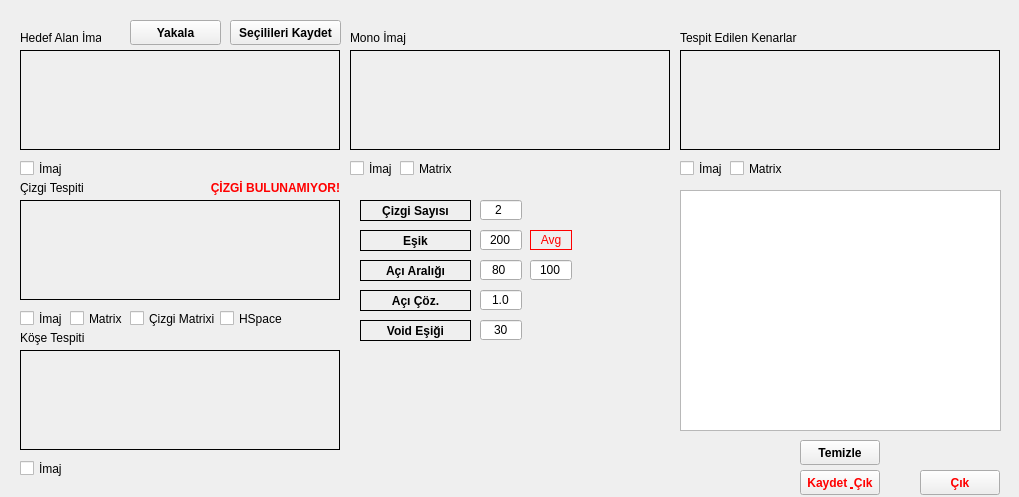
This is setupform.ui in alikanarya/JTW as Qt 5 draws it before an edit. The edited form follows.
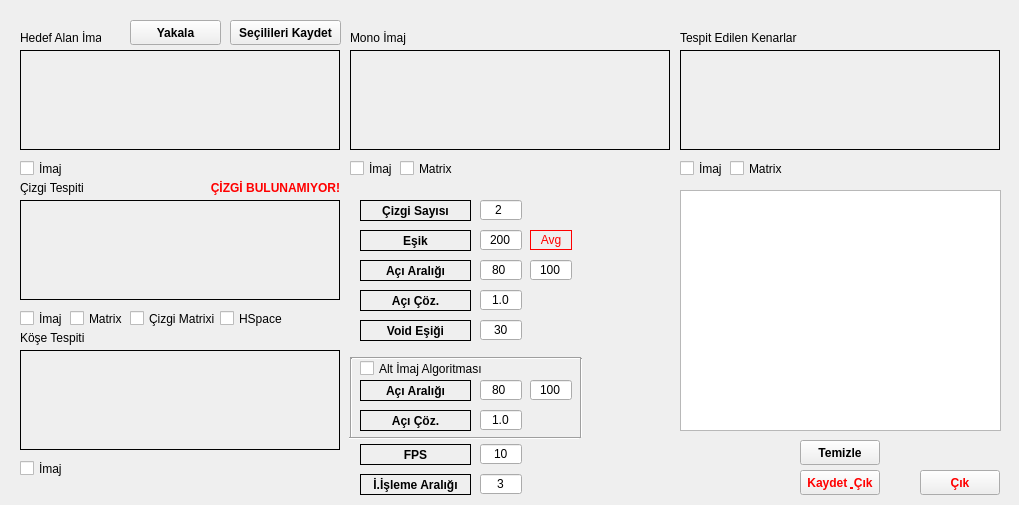
This is the edited form. Icons and pictures are not drawn.

```diff
--- a/setupform.ui
+++ b/setupform.ui
@@ -10,7 +10,7 @@
     <x>0</x>
     <y>0</y>
     <width>1019</width>
-    <height>497</height>
+    <height>505</height>
    </rect>
   </property>
   <property name="sizePolicy">
@@ -22,13 +22,13 @@
   <property name="minimumSize">
    <size>
     <width>1019</width>
-    <height>497</height>
+    <height>505</height>
    </size>
   </property>
   <property name="maximumSize">
    <size>
     <width>1019</width>
-    <height>497</height>
+    <height>505</height>
    </size>
   </property>
   <property name="contextMenuPolicy">
@@ -727,45 +727,266 @@
     <string>Temizle</string>
    </property>
   </widget>
-  <zorder>label_9</zorder>
-  <zorder>label_7</zorder>
-  <zorder>label_6</zorder>
-  <zorder>label_8</zorder>
-  <zorder>label_10</zorder>
-  <zorder>labelTarget</zorder>
-  <zorder>labelMono</zorder>
-  <zorder>labelEdge</zorder>
-  <zorder>labelHough</zorder>
-  <zorder>labelAnalyze</zorder>
-  <zorder>label</zorder>
-  <zorder>label_2</zorder>
-  <zorder>label_3</zorder>
-  <zorder>label_4</zorder>
-  <zorder>label_5</zorder>
-  <zorder>captureButton</zorder>
-  <zorder>checkSaveTarget</zorder>
-  <zorder>checkSaveMono</zorder>
-  <zorder>checkSaveEdge</zorder>
-  <zorder>checkSaveHough</zorder>
-  <zorder>checkSaveAnalyze</zorder>
-  <zorder>checkSaveMonoMatrix</zorder>
-  <zorder>checkSaveEdgeMatrix</zorder>
-  <zorder>checkSaveHoughMatrix</zorder>
-  <zorder>saveButton</zorder>
-  <zorder>checkSaveHoughLines</zorder>
-  <zorder>checkSaveHoughSpace</zorder>
-  <zorder>labelVoteAvg</zorder>
-  <zorder>labelPrimaryLine</zorder>
-  <zorder>plainTextEdit</zorder>
-  <zorder>saveExitButton</zorder>
-  <zorder>exitButton</zorder>
-  <zorder>clearButton</zorder>
-  <zorder>editHoughThetaMax</zorder>
-  <zorder>editHoughThetaMin</zorder>
-  <zorder>editHoughThreshold</zorder>
-  <zorder>editHoughThetaStep</zorder>
-  <zorder>editVoidThreshold</zorder>
-  <zorder>editHoughLineNo</zorder>
+  <widget class="QCheckBox" name="checkSubImage">
+   <property name="geometry">
+    <rect>
+     <x>360</x>
+     <y>360</y>
+     <width>181</width>
+     <height>17</height>
+    </rect>
+   </property>
+   <property name="text">
+    <string>Alt İmaj Algoritması</string>
+   </property>
+  </widget>
+  <widget class="QLabel" name="label_11">
+   <property name="geometry">
+    <rect>
+     <x>360</x>
+     <y>410</y>
+     <width>111</width>
+     <height>21</height>
+    </rect>
+   </property>
+   <property name="font">
+    <font>
+     <weight>75</weight>
+     <bold>true</bold>
+    </font>
+   </property>
+   <property name="frameShape">
+    <enum>QFrame::Box</enum>
+   </property>
+   <property name="text">
+    <string>Açı Çöz.</string>
+   </property>
+   <property name="alignment">
+    <set>Qt::AlignHCenter|Qt::AlignTop</set>
+   </property>
+  </widget>
+  <widget class="QLineEdit" name="editHoughThetaMinSub">
+   <property name="geometry">
+    <rect>
+     <x>480</x>
+     <y>380</y>
+     <width>42</width>
+     <height>20</height>
+    </rect>
+   </property>
+   <property name="inputMask">
+    <string>999; </string>
+   </property>
+   <property name="text">
+    <string>80</string>
+   </property>
+   <property name="alignment">
+    <set>Qt::AlignCenter</set>
+   </property>
+  </widget>
+  <widget class="QLabel" name="label_12">
+   <property name="geometry">
+    <rect>
+     <x>360</x>
+     <y>380</y>
+     <width>111</width>
+     <height>21</height>
+    </rect>
+   </property>
+   <property name="font">
+    <font>
+     <weight>75</weight>
+     <bold>true</bold>
+    </font>
+   </property>
+   <property name="frameShape">
+    <enum>QFrame::Box</enum>
+   </property>
+   <property name="text">
+    <string>Açı Aralığı</string>
+   </property>
+   <property name="alignment">
+    <set>Qt::AlignHCenter|Qt::AlignTop</set>
+   </property>
+  </widget>
+  <widget class="QLineEdit" name="editHoughThetaStepSub">
+   <property name="geometry">
+    <rect>
+     <x>480</x>
+     <y>410</y>
+     <width>42</width>
+     <height>20</height>
+    </rect>
+   </property>
+   <property name="inputMask">
+    <string>9.9; </string>
+   </property>
+   <property name="text">
+    <string>1.0</string>
+   </property>
+   <property name="alignment">
+    <set>Qt::AlignCenter</set>
+   </property>
+  </widget>
+  <widget class="QLineEdit" name="editHoughThetaMaxSub">
+   <property name="geometry">
+    <rect>
+     <x>530</x>
+     <y>380</y>
+     <width>42</width>
+     <height>20</height>
+    </rect>
+   </property>
+   <property name="inputMask">
+    <string>999; </string>
+   </property>
+   <property name="text">
+    <string>100</string>
+   </property>
+   <property name="alignment">
+    <set>Qt::AlignCenter</set>
+   </property>
+  </widget>
+  <widget class="Line" name="line">
+   <property name="geometry">
+    <rect>
+     <x>350</x>
+     <y>350</y>
+     <width>231</width>
+     <height>16</height>
+    </rect>
+   </property>
+   <property name="orientation">
+    <enum>Qt::Horizontal</enum>
+   </property>
+  </widget>
+  <widget class="Line" name="line_2">
+   <property name="geometry">
+    <rect>
+     <x>349</x>
+     <y>430</y>
+     <width>231</width>
+     <height>16</height>
+    </rect>
+   </property>
+   <property name="orientation">
+    <enum>Qt::Horizontal</enum>
+   </property>
+  </widget>
+  <widget class="Line" name="line_3">
+   <property name="geometry">
+    <rect>
+     <x>347</x>
+     <y>358</y>
+     <width>8</width>
+     <height>80</height>
+    </rect>
+   </property>
+   <property name="orientation">
+    <enum>Qt::Vertical</enum>
+   </property>
+  </widget>
+  <widget class="Line" name="line_4">
+   <property name="geometry">
+    <rect>
+     <x>577</x>
+     <y>358</y>
+     <width>8</width>
+     <height>80</height>
+    </rect>
+   </property>
+   <property name="orientation">
+    <enum>Qt::Vertical</enum>
+   </property>
+  </widget>
+  <widget class="QLabel" name="label_13">
+   <property name="geometry">
+    <rect>
+     <x>360</x>
+     <y>444</y>
+     <width>111</width>
+     <height>21</height>
+    </rect>
+   </property>
+   <property name="font">
+    <font>
+     <weight>75</weight>
+     <bold>true</bold>
+    </font>
+   </property>
+   <property name="frameShape">
+    <enum>QFrame::Box</enum>
+   </property>
+   <property name="text">
+    <string>FPS</string>
+   </property>
+   <property name="alignment">
+    <set>Qt::AlignHCenter|Qt::AlignTop</set>
+   </property>
+  </widget>
+  <widget class="QLabel" name="label_14">
+   <property name="geometry">
+    <rect>
+     <x>360</x>
+     <y>474</y>
+     <width>111</width>
+     <height>21</height>
+    </rect>
+   </property>
+   <property name="font">
+    <font>
+     <weight>75</weight>
+     <bold>true</bold>
+    </font>
+   </property>
+   <property name="frameShape">
+    <enum>QFrame::Box</enum>
+   </property>
+   <property name="text">
+    <string>İ.İşleme Aralığı</string>
+   </property>
+   <property name="alignment">
+    <set>Qt::AlignHCenter|Qt::AlignTop</set>
+   </property>
+  </widget>
+  <widget class="QLineEdit" name="editIPI">
+   <property name="geometry">
+    <rect>
+     <x>480</x>
+     <y>474</y>
+     <width>42</width>
+     <height>20</height>
+    </rect>
+   </property>
+   <property name="inputMask">
+    <string>9; </string>
+   </property>
+   <property name="text">
+    <string>3</string>
+   </property>
+   <property name="alignment">
+    <set>Qt::AlignCenter</set>
+   </property>
+  </widget>
+  <widget class="QLineEdit" name="editFPS">
+   <property name="geometry">
+    <rect>
+     <x>480</x>
+     <y>444</y>
+     <width>42</width>
+     <height>20</height>
+    </rect>
+   </property>
+   <property name="inputMask">
+    <string>99; </string>
+   </property>
+   <property name="text">
+    <string>10</string>
+   </property>
+   <property name="alignment">
+    <set>Qt::AlignCenter</set>
+   </property>
+  </widget>
  </widget>
  <resources>
   <include location="icons.qrc"/>
```
Left out of the diff: 17 changed lines with no effect on the pictures.
